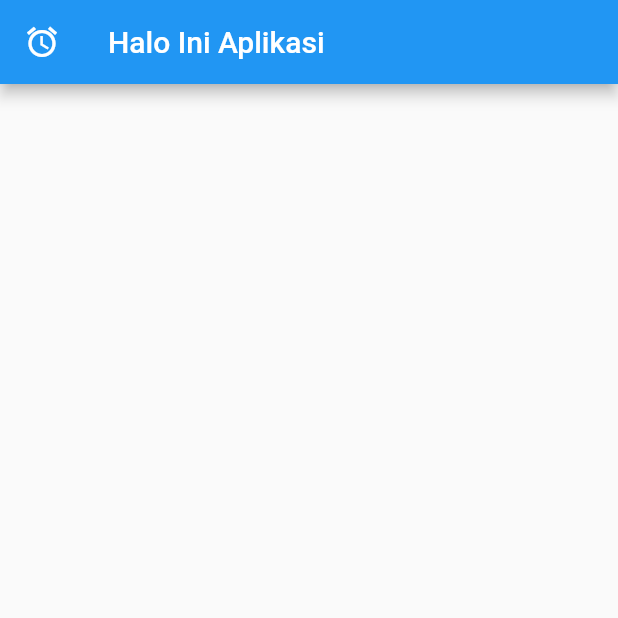
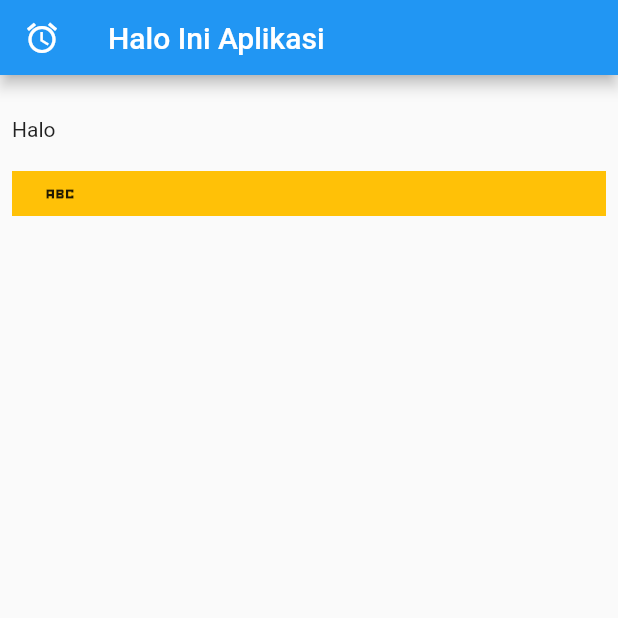
Before and after one commit to Harizt-LF/movieholic_app, a Flutter app: the screen it shows after launch, on a phone screen of 412 x 824 dp, the top half of it. Run offline on Flutter 3.47's test engine with Material 2 defaults, Android fonts, the light colour scheme and no system bars.

Commit message:
add body

```diff
--- a/lib/main.dart
+++ b/lib/main.dart
@@ -14,6 +14,7 @@ class MainApp extends StatelessWidget {
       home: SafeArea(
         child: Scaffold(
           appBar: AppBar(
+            toolbarHeight: 50,
             leading: Container(
               width: 100,
               height: 100,
@@ -25,6 +26,28 @@ class MainApp extends StatelessWidget {
             ),
             title: const Text("Halo Ini Aplikasi"),
           ),
+          body: Padding(
+              padding: const EdgeInsets.all(8.0),
+              child: Column(
+                crossAxisAlignment: CrossAxisAlignment.start,
+                children: [
+                  SizedBox(
+                    height: 20,
+                  ),
+                  Text("Halo"),
+                  SizedBox(
+                    height: 20,
+                  ),
+                  Container(
+                    padding: EdgeInsets.symmetric(horizontal: 20),
+                    height: 30,
+                    color: Colors.amber,
+                    child: Row(
+                      children: [Icon(Icons.abc_sharp)],
+                    ),
+                  )
+                ],
+              )),
         ),
       ),
     );
```
